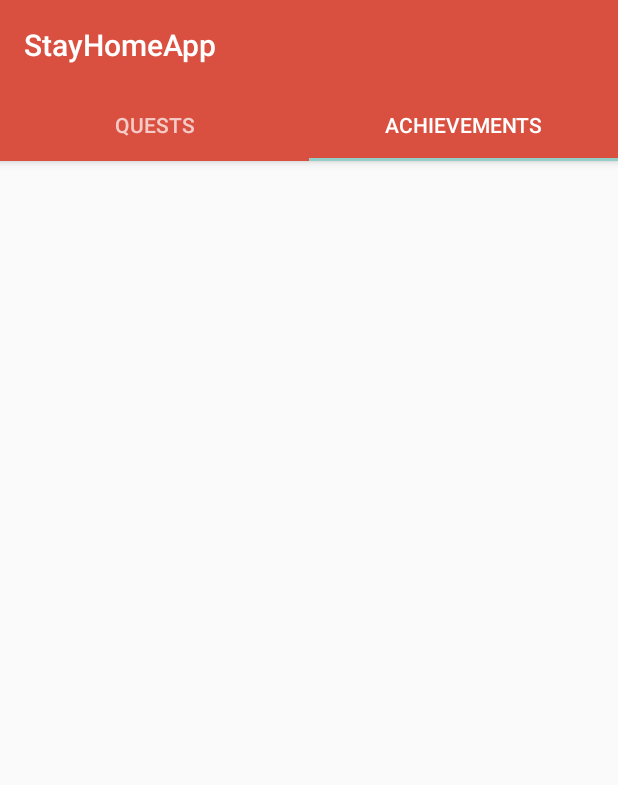
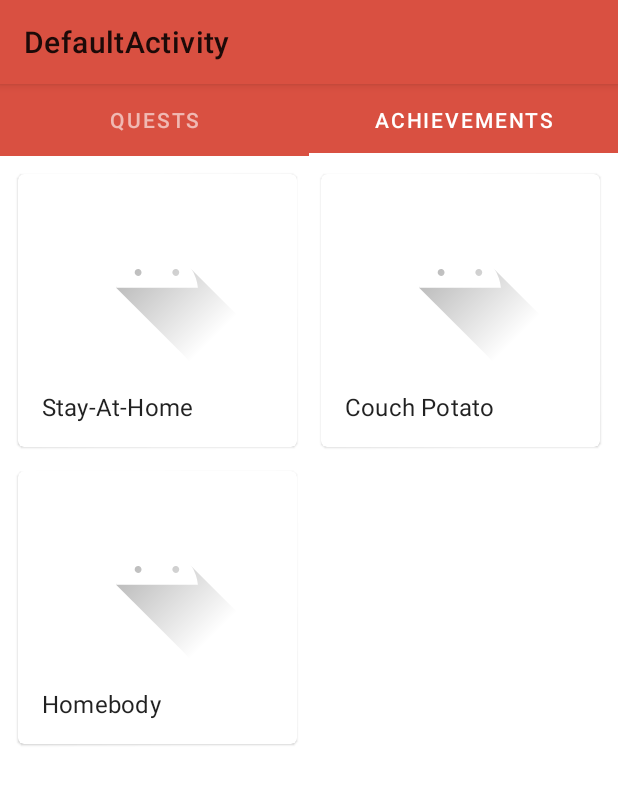
Before and after one commit to Paulpanther/StayhomeApp, an Android app: the screen it shows after launch (MainActivity), tab 2 chosen, on a phone screen of 412 x 824 dp. Shown: the top 785 px of the screen. Run offline under Robolectric (Android 15) with nearby library versions, the phone set to English and light mode, and no system bars.

Commit message:
Migrates UI to AndroidX

```diff
--- a/app/src/main/AndroidManifest.xml
+++ b/app/src/main/AndroidManifest.xml
@@ -11,8 +11,7 @@
         android:theme="@style/AppTheme">
         <activity
             android:name=".ui.MainActivity"
-            android:label="@string/title_activity_default"
-            android:theme="@style/AppTheme.NoActionBar">
+            android:label="@string/title_activity_default">
             <intent-filter>
                 <action android:name="android.intent.action.MAIN" />
 
--- a/app/src/main/java/de/wvvh/stayhomeapp/achievements/AchievementStore.kt
+++ b/app/src/main/java/de/wvvh/stayhomeapp/achievements/AchievementStore.kt
@@ -6,8 +6,10 @@ import de.wvvh.stayhomeapp.actionLogging.ActionLog
  * @date 21.03.2020
  */
 object AchievementStore {
-    private val achievements: MutableList<IAchievement> = mutableListOf()
     private val log = ActionLog() // TODO: reload from persistent memory instead
+    private val _achievements: MutableList<IAchievement> = mutableListOf()
+    val achievements: List<IAchievement>
+        get() = _achievements
     init {
         log.addObserver(this::notifyAchievements)
     }
@@ -17,6 +19,6 @@ object AchievementStore {
     // TODO: how to map objects to file system? (reflection, id system whatever)
 
     fun loadModule(module: IAchievementModule) = module.achievements.forEach { register(it)}
-    fun register(element: IAchievement) = achievements.add(element)
+    fun register(element: IAchievement) = _achievements.add(element)
     private fun notifyAchievements(log: ActionLog) = achievements.forEach { it.evaluate(log) }
 }
--- a/app/src/main/java/de/wvvh/stayhomeapp/achievements/core/StayHomeAchievement.kt
+++ b/app/src/main/java/de/wvvh/stayhomeapp/achievements/core/StayHomeAchievement.kt
@@ -29,21 +29,21 @@ sealed class StayHomeStreak(streakLength: Int): StreakAchievement(streakLength)
 
 object StayHome3Days: StayHomeStreak(3) {
     override val imageResource: Int = R.drawable.ic_launcher_foreground
-    override val titleResource: Int = R.string.achievement_sample_title
-    override val descriptionResource: Int = R.string.achievement_sample_desc
-    override val explanationResource: Int = R.string.achievement_sample_explanation
+    override val titleResource: Int = R.string.core_couch_potato_1_title
+    override val descriptionResource: Int = R.string.core_couch_potato_1_desc
+    override val explanationResource: Int = R.string.core_couch_potato_1_explanation
 }
 
 object StayHome5Days: StayHomeStreak(5) {
     override val imageResource: Int = R.drawable.ic_launcher_foreground
-    override val titleResource: Int = R.string.achievement_sample_title
-    override val descriptionResource: Int = R.string.achievement_sample_desc
-    override val explanationResource: Int = R.string.achievement_sample_explanation
+    override val titleResource: Int = R.string.core_couch_potato_2_title
+    override val descriptionResource: Int = R.string.core_couch_potato_2_desc
+    override val explanationResource: Int = R.string.core_couch_potato_1_explanation
 }
 
 object StayHome7Days: StayHomeStreak(7) {
     override val imageResource: Int = R.drawable.ic_launcher_foreground
-    override val titleResource: Int = R.string.achievement_sample_title
-    override val descriptionResource: Int = R.string.achievement_sample_desc
-    override val explanationResource: Int = R.string.achievement_sample_explanation
+    override val titleResource: Int = R.string.core_couch_potato_3_title
+    override val descriptionResource: Int = R.string.core_couch_potato_2_desc
+    override val explanationResource: Int = R.string.core_couch_potato_1_explanation
 }
--- a/app/src/main/java/de/wvvh/stayhomeapp/ui/MainActivity.kt
+++ b/app/src/main/java/de/wvvh/stayhomeapp/ui/MainActivity.kt
@@ -4,8 +4,6 @@ import android.os.Bundle
 import androidx.appcompat.app.AppCompatActivity
 import androidx.fragment.app.FragmentPagerAdapter.BEHAVIOR_RESUME_ONLY_CURRENT_FRAGMENT
 import androidx.viewpager.widget.ViewPager
-import com.google.android.material.floatingactionbutton.FloatingActionButton
-import com.google.android.material.snackbar.Snackbar
 import com.google.android.material.tabs.TabLayout
 import de.wvvh.stayhomeapp.R
 import de.wvvh.stayhomeapp.achievements.AchievementModules
--- a/app/src/main/java/de/wvvh/stayhomeapp/ui/main/achievements/AchievementFragment.kt
+++ b/app/src/main/java/de/wvvh/stayhomeapp/ui/main/achievements/AchievementFragment.kt
@@ -4,7 +4,10 @@ import android.os.Bundle
 import android.view.LayoutInflater
 import android.view.View
 import android.view.ViewGroup
+import androidx.recyclerview.widget.GridLayoutManager
+import androidx.recyclerview.widget.RecyclerView
 import de.wvvh.stayhomeapp.R
+import de.wvvh.stayhomeapp.achievements.AchievementStore
 import de.wvvh.stayhomeapp.ui.main.TabFragment
 
 /**
@@ -12,11 +15,19 @@ import de.wvvh.stayhomeapp.ui.main.TabFragment
  * @date 21.03.2020
  */
 class AchievementFragment: TabFragment() {
+
     override fun onCreateView(
         inflater: LayoutInflater, container: ViewGroup?,
         savedInstanceState: Bundle?
     ): View? {
         val root = inflater.inflate(R.layout.fragment_main_achievement, container, false)
+        val achievementList = root.findViewById<RecyclerView>(R.id.achievement_view)
+        achievementList.adapter = AchievementAdapter(AchievementStore.achievements)
+        achievementList.layoutManager = GridLayoutManager(
+            context,
+            2,
+            RecyclerView.VERTICAL,
+            false)
         return root
     }
 }
--- a/app/src/main/res/layout/achievement_card.xml
+++ b/app/src/main/res/layout/achievement_card.xml
@@ -3,6 +3,7 @@
     android:layout_width="match_parent"
     android:layout_height="wrap_content"
     android:layout_margin="8dp"
+    style="@style/Widget.MaterialComponents.CardView"
     xmlns:android="http://schemas.android.com/apk/res/android"
     xmlns:app="http://schemas.android.com/apk/res-auto">
 
@@ -13,10 +14,11 @@
 
         <!-- Media -->
         <ImageView
-            android:layout_width="match_parent"
-            android:layout_height="194dp"
+            android:layout_width="128dp"
+            android:layout_height="128dp"
+            android:layout_gravity="center_horizontal"
             android:id="@+id/achievement_icon"
-            app:srcCompat="@drawable/ic_launcher_foreground"
+            app:srcCompat="@drawable/ic_launcher_background"
             android:scaleType="centerCrop"
             android:contentDescription="Achievement Picture"
             tools:ignore="HardcodedText" />
@@ -33,7 +35,7 @@
                 android:layout_height="wrap_content"
                 android:id="@+id/achievement_title"
                 android:text="Achievement title"
-                android:textAppearance="?attr/textAppearanceHeadline6"
+                style="@style/TextAppearance.MaterialComponents.Subtitle1"
                 tools:ignore="HardcodedText" />
             <TextView
                 android:layout_width="wrap_content"
@@ -41,18 +43,19 @@
                 android:layout_marginTop="8dp"
                 android:id="@+id/achievement_description"
                 android:text="Explanation how to get this achievement or atleast a hint"
-                android:textAppearance="?attr/textAppearanceBody2"
-                android:textColor="?android:attr/textColorSecondary"
-                tools:ignore="HardcodedText" />
+                style="@style/TextAppearance.MaterialComponents.Body2"
+                tools:ignore="HardcodedText"
+                android:visibility="gone"/>
             <TextView
                 android:layout_width="wrap_content"
                 android:layout_height="wrap_content"
                 android:layout_marginTop="16dp"
                 android:id="@+id/achievement_explanation"
                 android:text="Information why this behaviour could be useful to tackle the COVID-19 crisis"
-                android:textAppearance="?attr/textAppearanceBody2"
+                style="@style/TextAppearance.MaterialComponents.Body2"
                 android:textColor="?android:attr/textColorSecondary"
-                tools:ignore="HardcodedText" />
+                tools:ignore="HardcodedText"
+                android:visibility="gone"/>
 
         </LinearLayout>
     </LinearLayout>
--- a/app/src/main/res/layout/activity_main.xml
+++ b/app/src/main/res/layout/activity_main.xml
@@ -1,38 +1,26 @@
 <?xml version="1.0" encoding="utf-8"?>
-<androidx.coordinatorlayout.widget.CoordinatorLayout xmlns:android="http://schemas.android.com/apk/res/android"
+<androidx.coordinatorlayout.widget.CoordinatorLayout
+    xmlns:android="http://schemas.android.com/apk/res/android"
     xmlns:app="http://schemas.android.com/apk/res-auto"
     xmlns:tools="http://schemas.android.com/tools"
     android:layout_width="match_parent"
     android:layout_height="match_parent"
     tools:context=".ui.MainActivity">
 
-    <com.google.android.material.appbar.AppBarLayout
-        android:layout_width="match_parent"
-        android:layout_height="wrap_content"
-        android:theme="@style/AppTheme.AppBarOverlay">
-
-        <TextView
-            android:id="@+id/title"
-            android:layout_width="wrap_content"
-            android:layout_height="wrap_content"
-            android:gravity="center"
-            android:minHeight="?actionBarSize"
-            android:padding="@dimen/appbar_padding"
-            android:text="@string/app_name"
-            android:textAppearance="@style/TextAppearance.Widget.AppCompat.Toolbar.Title" />
-
-        <com.google.android.material.tabs.TabLayout
-            android:id="@+id/tabs"
-            android:layout_width="match_parent"
-            android:layout_height="wrap_content"
-            android:background="?attr/colorPrimary" />
-    </com.google.android.material.appbar.AppBarLayout>
-
     <androidx.viewpager.widget.ViewPager
         android:id="@+id/view_pager"
         android:layout_width="match_parent"
         android:layout_height="match_parent"
-        app:layout_behavior="@string/appbar_scrolling_view_behavior" />
+        app:layout_behavior="@string/appbar_scrolling_view_behavior">
+
+        <com.google.android.material.tabs.TabLayout
+            style="@style/Widget.MaterialComponents.TabLayout.Colored"
+            android:layout_width="match_parent"
+            android:layout_height="wrap_content"
+            android:layout_gravity="top"
+            android:id="@+id/tabs"
+            app:layout_scrollFlags="scroll|enterAlways"/>
+    </androidx.viewpager.widget.ViewPager>
 
     <!--com.google.android.material.floatingactionbutton.FloatingActionButton
         android:id="@+id/fab"
--- a/app/src/main/res/values/achievement_strings.xml
+++ b/app/src/main/res/values/achievement_strings.xml
@@ -10,4 +10,28 @@
         and caring for other people is crucial to fight the current COVID-19 crisis. United we stand,
         divided we fall!
     </string>
+
+    <!-- couch potato achievement-->
+    <string name="core_couch_potato_1_title"> Stay-At-Home </string>
+    <string name="core_couch_potato_1_desc">
+        You did not leave your house unnecessarily for 3 days in a row!
+    </string>
+    <string name="core_couch_potato_1_explanation">
+        It is important that everybody stays at home as much as he or she can in this COVID-19 crisis.
+        Slowing down the virus as much as possible can safe lives. Only leave your house when you really have to!
+        Strolling together with people from your household or visiting the supermarket to buy goods
+        for the week is of course okay.
+    </string>
+
+    <string name="core_couch_potato_2_title"> Couch Potato </string>
+    <string name="core_couch_potato_2_desc">
+        You did not leave your house unnecessarily for 5 days in a row!
+    </string>
+
+    <string name="core_couch_potato_3_title"> Homebody </string>
+    <string name="core_couch_potato_3_desc">
+        You did not leave your house unnecessarily for 7 days in a row!
+    </string>
+
+
 </resources>
--- a/app/src/main/res/values/styles.xml
+++ b/app/src/main/res/values/styles.xml
@@ -1,20 +1,18 @@
 <resources>
 
     <!-- Base application theme. -->
-    <style name="AppTheme" parent="Theme.AppCompat.Light.DarkActionBar">
+    <style name="AppTheme" parent="Theme.MaterialComponents.Light">
         <!-- Customize your theme here. -->
         <item name="colorPrimary">@color/colorPrimary</item>
         <item name="colorPrimaryDark">@color/colorPrimaryDark</item>
         <item name="colorAccent">@color/colorAccent</item>
     </style>
 
-    <style name="AppTheme.NoActionBar">
+    <style name="AppTheme.NoActionBar" parent="Theme.MaterialComponents.Light.NoActionBar">
         <item name="windowActionBar">false</item>
         <item name="windowNoTitle">true</item>
     </style>
 
-    <style name="AppTheme.AppBarOverlay" parent="ThemeOverlay.AppCompat.Dark.ActionBar" />
-
-    <style name="AppTheme.PopupOverlay" parent="ThemeOverlay.AppCompat.Light" />
+    <style name="AppTheme.PopupOverlay" parent="ThemeOverlay.MaterialComponents.Light" />
 
 </resources>
```
